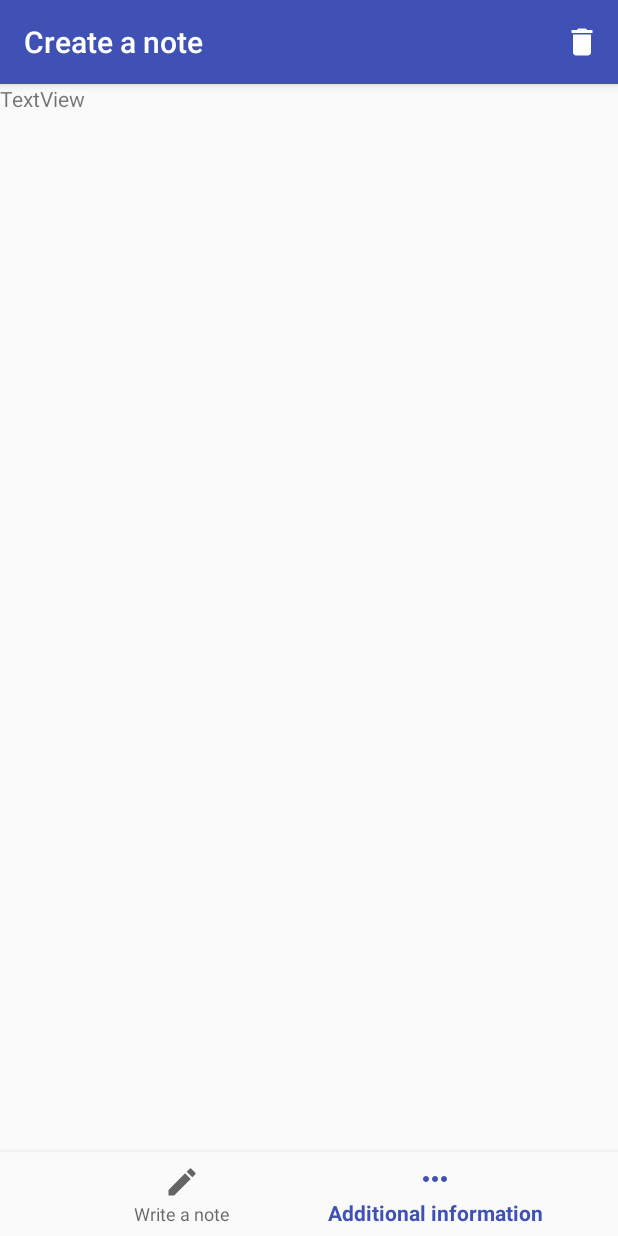
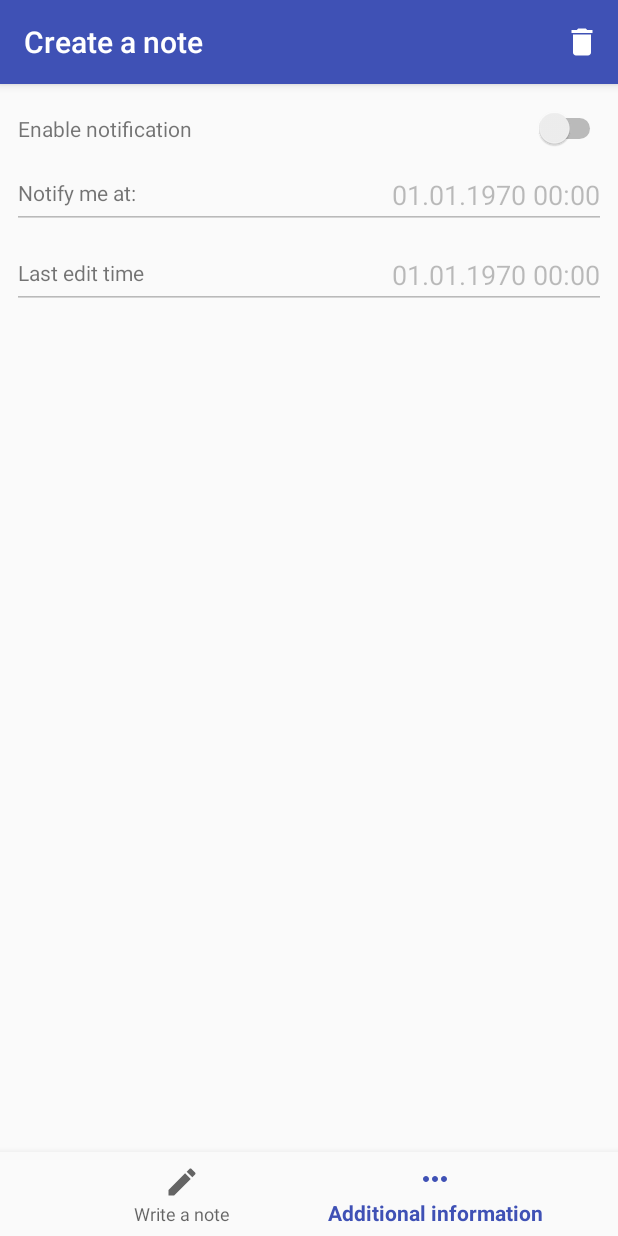
Before and after one commit to demba003/Notes, an Android app: the NoteActivity screen opened directly, with no data from a screen before it, item 2 of the bottom bar chosen, on a phone screen of 412 x 824 dp. Run offline under Robolectric (Android 15) with nearby library versions, the phone set to English and light mode, and no system bars; our stand-ins replace Room's generated code.

Commit message:
basic extra info screen

```diff
--- a/app/src/main/AndroidManifest.xml
+++ b/app/src/main/AndroidManifest.xml
@@ -13,12 +13,11 @@
             android:noHistory="true">
             <intent-filter>
                 <action android:name="android.intent.action.MAIN" />
+
                 <category android:name="android.intent.category.LAUNCHER" />
             </intent-filter>
         </activity>
-
         <activity android:name=".screen.list.ListActivity" />
-
         <activity
             android:name=".screen.note.NoteActivity"
             android:label="@string/title_activity_note">
@@ -27,6 +26,10 @@
                 android:value=".screen.list.ListActivity" />
         </activity>
 
+        <receiver
+            android:name=".screen.note.ShutdownReceiver"
+            android:enabled="true"
+            android:exported="true"></receiver>
     </application>
 
 </manifest>
--- a/app/src/main/java/pl/kamil/notes/db/NoteEntity.java
+++ b/app/src/main/java/pl/kamil/notes/db/NoteEntity.java
@@ -13,6 +13,8 @@ public class NoteEntity implements NoteModel, Serializable {
     private int id;
     private String noteData;
     private long updateTimestamp;
+    private boolean notificationEnabled;
+    private long notificationTimestamp;
 
     @Override
     public int getId() {
@@ -41,6 +43,24 @@ public class NoteEntity implements NoteModel, Serializable {
         this.updateTimestamp = updateTimestamp;
     }
 
+    @Override
+    public long getNotificationTimestamp() {
+        return notificationTimestamp;
+    }
+
+    public void setNotificationTimestamp(long notificationTimestamp) {
+        this.notificationTimestamp = notificationTimestamp;
+    }
+
+    @Override
+    public boolean isNotificationEnabled() {
+        return notificationEnabled;
+    }
+
+    public void setNotificationEnabled(boolean notificationEnabled) {
+        this.notificationEnabled = notificationEnabled;
+    }
+
     public NoteEntity() {}
 
     @Ignore
@@ -63,11 +83,12 @@ public class NoteEntity implements NoteModel, Serializable {
         NoteEntity that = (NoteEntity) o;
         return getId() == that.getId() &&
                 getUpdateTimestamp() == that.getUpdateTimestamp() &&
+                getNotificationTimestamp() == that.getNotificationTimestamp() &&
                 Objects.equals(getNoteData(), that.getNoteData());
     }
 
     @Override
     public int hashCode() {
-        return Objects.hash(getId(), getNoteData(), getUpdateTimestamp());
+        return Objects.hash(getId(), getNoteData(), getUpdateTimestamp(), getNotificationTimestamp());
     }
 }
--- a/app/src/main/java/pl/kamil/notes/db/NoteModel.java
+++ b/app/src/main/java/pl/kamil/notes/db/NoteModel.java
@@ -4,4 +4,8 @@ public interface NoteModel {
     int getId();
     String getNoteData();
     long getUpdateTimestamp();
+
+    long getNotificationTimestamp();
+
+    boolean isNotificationEnabled();
 }
--- a/app/src/main/java/pl/kamil/notes/screen/note/ExtrasFragment.java
+++ b/app/src/main/java/pl/kamil/notes/screen/note/ExtrasFragment.java
@@ -1,17 +1,29 @@
 package pl.kamil.notes.screen.note;
 
+import android.app.TimePickerDialog;
 import android.os.Bundle;
 import android.support.annotation.NonNull;
+import android.support.annotation.Nullable;
 import android.support.v4.app.Fragment;
 import android.view.LayoutInflater;
 import android.view.View;
 import android.view.ViewGroup;
+import android.widget.EditText;
+import android.widget.Switch;
+
+import java.util.Calendar;
 
 import pl.kamil.notes.R;
+import pl.kamil.notes.utils.DateUtlis;
 
 public class ExtrasFragment extends Fragment {
 
-    public ExtrasFragment() {}
+    EditText notificationTime;
+    EditText editDate;
+    Switch notificationsEnabled;
+
+    public ExtrasFragment() {
+    }
 
     @Override
     public void onCreate(Bundle savedInstanceState) {
@@ -22,4 +34,33 @@ public class ExtrasFragment extends Fragment {
     public View onCreateView(@NonNull LayoutInflater inflater, ViewGroup container, Bundle savedInstanceState) {
         return inflater.inflate(R.layout.fragment_extra_data, container, false);
     }
+
+    @Override
+    public void onViewCreated(@NonNull View view, @Nullable Bundle savedInstanceState) {
+        super.onViewCreated(view, savedInstanceState);
+        notificationTime = view.findViewById(R.id.timepick);
+        editDate = view.findViewById(R.id.editDate);
+        notificationsEnabled = view.findViewById(R.id.notificationsEnabled);
+
+        editDate.setText(DateUtlis.getFormattedDate(((NoteActivity)getActivity()).getNote().getUpdateTimestamp()));
+        notificationTime.setText(DateUtlis.getFormattedDate(((NoteActivity)getActivity()).getNote().getNotificationTimestamp()));
+        notificationsEnabled.setChecked(((NoteActivity)getActivity()).getNote().isNotificationEnabled());
+
+        notificationTime.requestFocus();
+        notificationTime.setOnClickListener(v -> {
+            new TimePickerDialog(getContext(), (timePicker, i, i1) -> {
+                Calendar cal = Calendar.getInstance();
+                cal.set(Calendar.HOUR_OF_DAY, i);
+                cal.set(Calendar.MINUTE, i1);
+                long timestamp = cal.getTimeInMillis();
+                ((NoteActivity)getActivity()).getNote().setNotificationTimestamp(timestamp);
+                notificationTime.setText(DateUtlis.getFormattedDate(((NoteActivity)getActivity()).getNote().getNotificationTimestamp()));
+            }, 10, 0, true).show();
+        });
+
+        notificationsEnabled.setOnCheckedChangeListener((compoundButton, enabled) -> {
+            ((NoteActivity)getActivity()).getNote().setNotificationEnabled(enabled);
+            notificationTime.setEnabled(enabled);
+        });
+    }
 }
--- a/app/src/main/java/pl/kamil/notes/screen/note/NoteActivity.java
+++ b/app/src/main/java/pl/kamil/notes/screen/note/NoteActivity.java
@@ -1,5 +1,8 @@
 package pl.kamil.notes.screen.note;
 
+import android.content.BroadcastReceiver;
+import android.content.Intent;
+import android.content.IntentFilter;
 import android.os.Bundle;
 import android.support.design.widget.BottomNavigationView;
 import android.support.v4.app.Fragment;
@@ -16,7 +19,8 @@ public class NoteActivity extends AppCompatActivity {
 
     NoteEntity note = new NoteEntity();
     NoteEntity original = new NoteEntity();
-
+    BroadcastReceiver receiver;
+;
     NoteEntity getNote() {
         return note;
     }
@@ -32,7 +36,8 @@ public class NoteActivity extends AppCompatActivity {
 
         NoteEntity openedNote = (NoteEntity) getIntent().getSerializableExtra("NOTE_ENTITY");
         if (openedNote != null) {
-            original = note = openedNote;
+            note = openedNote;
+            original = new NoteEntity(note);
             setTitle(R.string.edit_your_note);
         }
 
@@ -40,6 +45,9 @@ public class NoteActivity extends AppCompatActivity {
                 .beginTransaction()
                 .replace(R.id.container, new NoteFragment())
                 .commit();
+
+        receiver = new ShutdownReceiver(note);
+        registerReceiver(receiver, new IntentFilter(Intent.EXTRA_SHUTDOWN_USERSPACE_ONLY));
     }
 
     private BottomNavigationView.OnNavigationItemSelectedListener mOnNavigationItemSelectedListener
@@ -82,8 +90,8 @@ public class NoteActivity extends AppCompatActivity {
 
     @Override
     public void onBackPressed() {
+        saveIfChanged();
         super.onBackPressed();
-        saveIfChanged();
     }
 
     private void saveIfChanged() {
@@ -93,4 +101,9 @@ public class NoteActivity extends AppCompatActivity {
         }
     }
 
+    @Override
+    protected void onDestroy() {
+        unregisterReceiver(receiver);
+        super.onDestroy();
+    }
 }
--- /dev/null
+++ b/app/src/main/java/pl/kamil/notes/screen/note/ShutdownReceiver.java
@@ -0,0 +1,24 @@
+package pl.kamil.notes.screen.note;
+
+import android.content.BroadcastReceiver;
+import android.content.Context;
+import android.content.Intent;
+import android.widget.Toast;
+
+import pl.kamil.notes.db.AppDatabase;
+import pl.kamil.notes.db.NoteEntity;
+
+public class ShutdownReceiver extends BroadcastReceiver {
+
+    NoteEntity note;
+
+    public ShutdownReceiver(NoteEntity note) {
+        this.note = note;
+    }
+
+    @Override
+    public void onReceive(Context context, Intent intent) {
+        note.setUpdateTimestamp(System.currentTimeMillis());
+        new Thread(() -> AppDatabase.getInstance(context).noteDao().insertNote(note)).start();
+    }
+}
--- a/app/src/main/res/layout/fragment_extra_data.xml
+++ b/app/src/main/res/layout/fragment_extra_data.xml
@@ -1,15 +1,83 @@
 <?xml version="1.0" encoding="utf-8"?>
-<android.support.constraint.ConstraintLayout
-    xmlns:android="http://schemas.android.com/apk/res/android"
+<android.support.constraint.ConstraintLayout xmlns:android="http://schemas.android.com/apk/res/android"
+    xmlns:app="http://schemas.android.com/apk/res-auto"
     xmlns:tools="http://schemas.android.com/tools"
     android:layout_width="match_parent"
     android:layout_height="match_parent">
 
     <TextView
-        android:id="@+id/textView"
+        android:id="@+id/timepickText"
+        android:layout_width="wrap_content"
+        android:layout_height="23dp"
+        android:layout_marginBottom="8dp"
+        android:layout_marginStart="12dp"
+        android:layout_marginTop="8dp"
+        android:text="@string/notify_me_at"
+        app:layout_constraintBottom_toBottomOf="@+id/timepick"
+        app:layout_constraintStart_toStartOf="parent"
+        app:layout_constraintTop_toTopOf="@+id/timepick" />
+
+    <EditText
+        android:id="@+id/timepick"
+        android:layout_width="0dp"
+        android:layout_height="wrap_content"
+        android:layout_marginEnd="8dp"
+        android:layout_marginStart="8dp"
+        android:layout_marginTop="8dp"
+        android:editable="false"
+        android:enabled="false"
+        android:focusable="false"
+        android:gravity="end"
+        app:layout_constraintEnd_toEndOf="parent"
+        app:layout_constraintStart_toStartOf="parent"
+        app:layout_constraintTop_toBottomOf="@+id/notificationsEnabled"
+        tools:text="15:36" />
+
+    <TextView
+        android:id="@+id/textView3"
         android:layout_width="wrap_content"
         android:layout_height="wrap_content"
-        android:text="TextView"
-        tools:layout_editor_absoluteX="29dp"
-        tools:layout_editor_absoluteY="65dp" />
+        android:layout_marginBottom="8dp"
+        android:layout_marginStart="12dp"
+        android:layout_marginTop="8dp"
+        android:text="@string/enable_notification"
+        app:layout_constraintBottom_toBottomOf="@+id/notificationsEnabled"
+        app:layout_constraintStart_toStartOf="parent"
+        app:layout_constraintTop_toTopOf="@+id/notificationsEnabled" />
+
+    <Switch
+        android:id="@+id/notificationsEnabled"
+        android:layout_width="wrap_content"
+        android:layout_height="wrap_content"
+        android:layout_marginEnd="8dp"
+        android:layout_marginTop="16dp"
+        app:layout_constraintEnd_toEndOf="parent"
+        app:layout_constraintTop_toTopOf="parent" />
+
+    <TextView
+        android:id="@+id/dateText"
+        android:layout_width="wrap_content"
+        android:layout_height="23dp"
+        android:layout_marginBottom="8dp"
+        android:layout_marginStart="12dp"
+        android:layout_marginTop="8dp"
+        android:text="@string/last_edit_time"
+        app:layout_constraintBottom_toBottomOf="@+id/editDate"
+        app:layout_constraintStart_toStartOf="parent"
+        app:layout_constraintTop_toTopOf="@id/editDate" />
+
+    <EditText
+        android:id="@+id/editDate"
+        android:layout_width="0dp"
+        android:layout_height="wrap_content"
+        android:layout_marginEnd="8dp"
+        android:layout_marginStart="8dp"
+        android:layout_marginTop="8dp"
+        android:enabled="false"
+        android:gravity="end"
+        app:layout_constraintEnd_toEndOf="parent"
+        app:layout_constraintStart_toStartOf="parent"
+        app:layout_constraintTop_toBottomOf="@+id/timepick"
+        tools:text="20.10.2018 18:26" />
+
 </android.support.constraint.ConstraintLayout>
--- a/app/src/main/res/values/strings.xml
+++ b/app/src/main/res/values/strings.xml
@@ -15,5 +15,8 @@
     <string name="hello_blank_fragment">Hello blank fragment</string>
     <string name="edit_your_note">Edit your note</string>
     <string name="create_your_note">Create a note</string>
+    <string name="notify_me_at">Notify me at:</string>
+    <string name="enable_notification">Enable notification</string>
+    <string name="last_edit_time">Last edit time</string>
 
 </resources>
```
